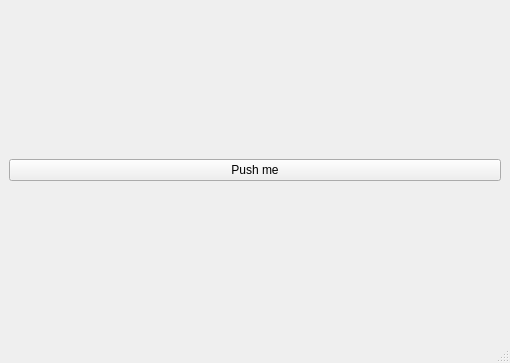
This is QTClient/ui/BingoMainUI.ui in stapelberg/vsy-bullshit as Qt 5 draws it before an edit. The edited form follows.
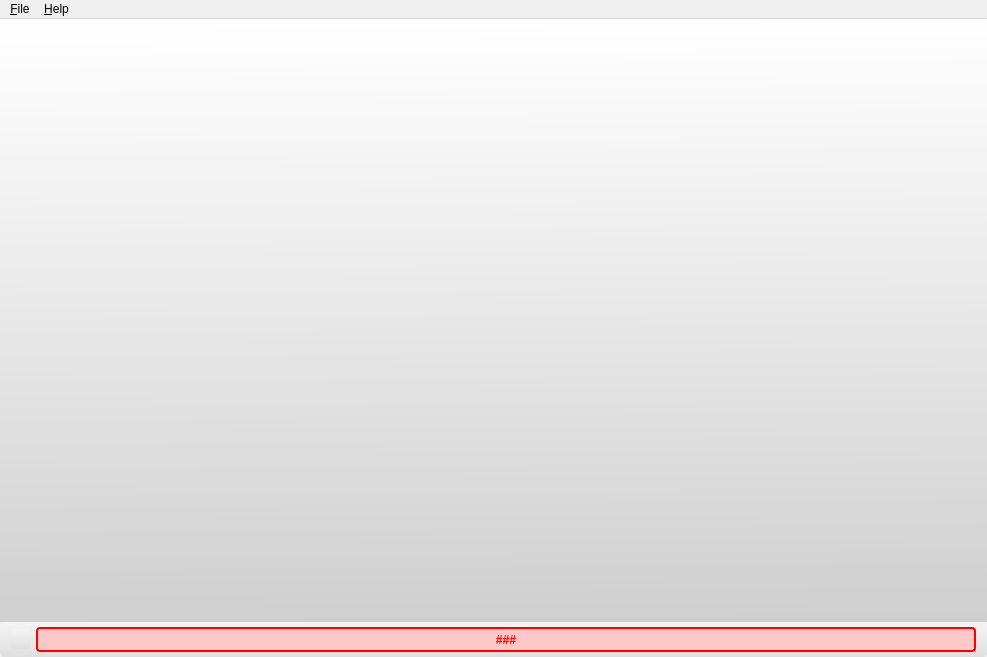
This is the edited form. Icons and pictures are not drawn.

What changed in the file:
```diff
--- a/QTClient/ui/BingoMainUI.ui
+++ b/QTClient/ui/BingoMainUI.ui
@@ -6,20 +6,157 @@
    <rect>
     <x>0</x>
     <y>0</y>
-    <width>510</width>
-    <height>363</height>
+    <width>987</width>
+    <height>657</height>
    </rect>
   </property>
+  <property name="minimumSize">
+   <size>
+    <width>800</width>
+    <height>600</height>
+   </size>
+  </property>
   <property name="windowTitle">
-   <string>MainWindow</string>
+   <string>Buzzword Bingo (VSY-QTClient)</string>
+  </property>
+  <property name="styleSheet">
+   <string notr="true"> QFrame, QLabel, QToolTip {
+     border: 0px solid;
+     border-radius: 4px;
+     padding: 2px;
+     background-image: url(images/welcome.png);
+ }</string>
   </property>
   <widget class="QWidget" name="centralwidget">
    <layout class="QGridLayout" name="gridLayout">
+    <property name="margin">
+     <number>0</number>
+    </property>
+    <property name="spacing">
+     <number>0</number>
+    </property>
+    <item row="1" column="0">
+     <widget class="QFrame" name="frame_3">
+      <property name="minimumSize">
+       <size>
+        <width>0</width>
+        <height>35</height>
+       </size>
+      </property>
+      <property name="maximumSize">
+       <size>
+        <width>16777215</width>
+        <height>35</height>
+       </size>
+      </property>
+      <property name="styleSheet">
+       <string notr="true">background-color: qlineargradient(spread:pad, x1:0, y1:1, x2:0, y2:0, stop:0 rgba(223, 223, 223, 255), stop:1 rgba(244, 244, 244, 255));</string>
+      </property>
+      <property name="frameShape">
+       <enum>QFrame::NoFrame</enum>
+      </property>
+      <property name="frameShadow">
+       <enum>QFrame::Plain</enum>
+      </property>
+      <property name="lineWidth">
+       <number>0</number>
+      </property>
+      <layout class="QHBoxLayout" name="horizontalLayout">
+       <property name="spacing">
+        <number>5</number>
+       </property>
+       <property name="leftMargin">
+        <number>9</number>
+       </property>
+       <property name="topMargin">
+        <number>3</number>
+       </property>
+       <property name="rightMargin">
+        <number>9</number>
+       </property>
+       <property name="bottomMargin">
+        <number>3</number>
+       </property>
+       <item>
+        <widget class="QLabel" name="indicator">
+         <property name="minimumSize">
+          <size>
+           <width>20</width>
+           <height>20</height>
+          </size>
+         </property>
+         <property name="maximumSize">
+          <size>
+           <width>20</width>
+           <height>20</height>
+          </size>
+         </property>
+         <property name="text">
+          <string/>
+         </property>
+        </widget>
+       </item>
+       <item>
+        <widget class="QLabel" name="errorMessage">
+         <property name="minimumSize">
+          <size>
+           <width>0</width>
+           <height>25</height>
+          </size>
+         </property>
+         <property name="maximumSize">
+          <size>
+           <width>16777215</width>
+           <height>25</height>
+          </size>
+         </property>
+         <property name="styleSheet">
+          <string notr="true">background-color: rgb(255, 200, 200);
+border-color: rgb(255, 0, 0);
+border-width: 2px;
+border-style: solid;
+color:rgb(255, 0, 0);
+font-weight:bold;</string>
+         </property>
+         <property name="text">
+          <string>###</string>
+         </property>
+         <property name="alignment">
+          <set>Qt::AlignCenter</set>
+         </property>
+        </widget>
+       </item>
+      </layout>
+     </widget>
+    </item>
     <item row="0" column="0">
-     <widget class="QPushButton" name="pushButton">
-      <property name="text">
-       <string>Push me</string>
+     <widget class="QWidget" name="container" native="true">
+      <property name="sizePolicy">
+       <sizepolicy hsizetype="Expanding" vsizetype="Expanding">
+        <horstretch>0</horstretch>
+        <verstretch>0</verstretch>
+       </sizepolicy>
       </property>
+      <property name="minimumSize">
+       <size>
+        <width>0</width>
+        <height>0</height>
+       </size>
+      </property>
+      <property name="styleSheet">
+       <string notr="true">background-color: qlineargradient(spread:pad, x1:0.545, y1:1, x2:0.528273, y2:0, stop:0 rgba(207, 207, 207, 255), stop:1 rgba(255, 255, 255, 255));</string>
+      </property>
+      <layout class="QGridLayout" name="containerLayout">
+       <property name="sizeConstraint">
+        <enum>QLayout::SetDefaultConstraint</enum>
+       </property>
+       <property name="margin">
+        <number>0</number>
+       </property>
+       <property name="spacing">
+        <number>0</number>
+       </property>
+      </layout>
      </widget>
     </item>
    </layout>
@@ -29,12 +166,48 @@
     <rect>
      <x>0</x>
      <y>0</y>
-     <width>510</width>
+     <width>987</width>
      <height>21</height>
     </rect>
    </property>
+   <widget class="QMenu" name="menu_File">
+    <property name="title">
+     <string>&amp;File</string>
+    </property>
+    <addaction name="actionSettings"/>
+    <addaction name="separator"/>
+    <addaction name="action_Quit"/>
+   </widget>
+   <widget class="QMenu" name="menu_Help">
+    <property name="title">
+     <string>&amp;Help</string>
+    </property>
+    <addaction name="actionProject_Website"/>
+    <addaction name="actionAbout"/>
+   </widget>
+   <addaction name="menu_File"/>
+   <addaction name="menu_Help"/>
   </widget>
-  <widget class="QStatusBar" name="statusbar"/>
+  <action name="action_Quit">
+   <property name="text">
+    <string>&amp;Quit</string>
+   </property>
+  </action>
+  <action name="actionSettings">
+   <property name="text">
+    <string>Settings</string>
+   </property>
+  </action>
+  <action name="actionProject_Website">
+   <property name="text">
+    <string>Project Website</string>
+   </property>
+  </action>
+  <action name="actionAbout">
+   <property name="text">
+    <string>About</string>
+   </property>
+  </action>
  </widget>
  <resources/>
  <connections/>
```
Left out of the diff: 4 changed lines with no effect on the pictures.
